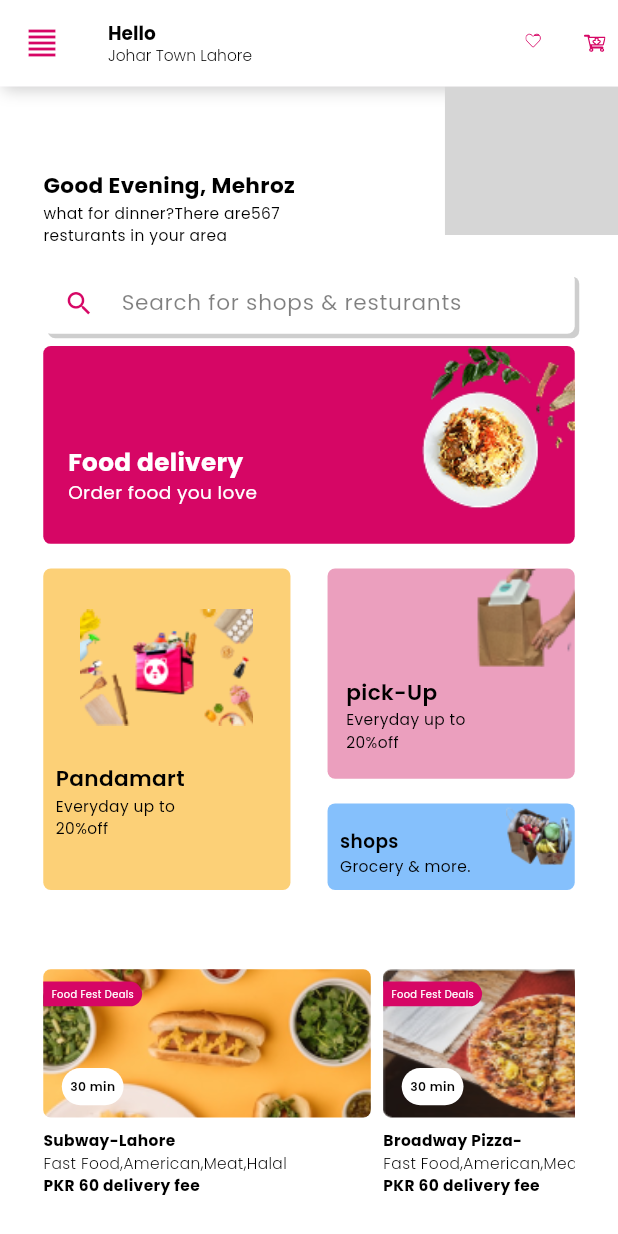
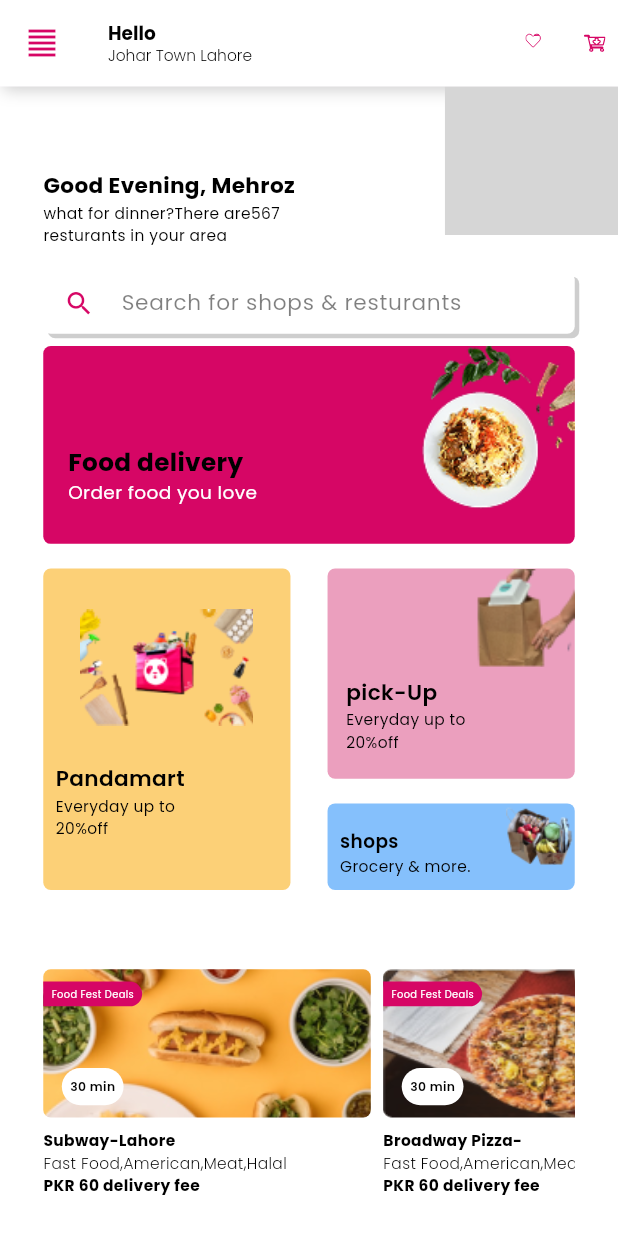
Before and after one commit to MQasimTayyab/New-flutter-Project, a Flutter app: the screen it shows after launch, on a phone screen of 412 x 824 dp. Run offline on Flutter 3.47's test engine with Material 3 defaults, Android fonts, the phone set to English and light mode, and no system bars; our stand-ins replace device_preview, flutter_svg, page_transition; grey boxes are pictures that could not be loaded.

Commit message:
food delivery text color change.

```diff
--- a/lib/Presentation/widgets/home/components/food_delivery.dart
+++ b/lib/Presentation/widgets/home/components/food_delivery.dart
@@ -63,7 +63,7 @@
                 CommonText(
                     text: AppStrings.fooddelivery,
                     Styles: Styles.textstyleHeaderone(context,
-                        color: AppColor.white)),
+                        color: AppColor.black)),
                 CommonText(
                     text: AppStrings.order,
                     Styles: Styles.textstyleHeaderfour(context,
```
